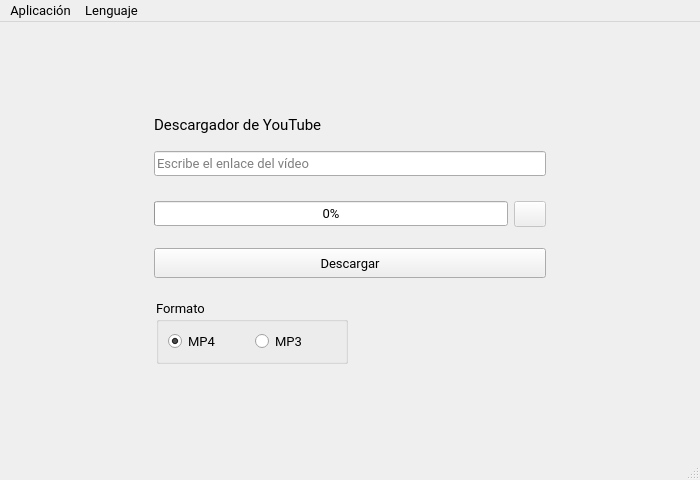
Before: the Qt Designer form app/ui/MainWindow.ui in caicesardev/GUIDownloader, drawn with Qt 5.
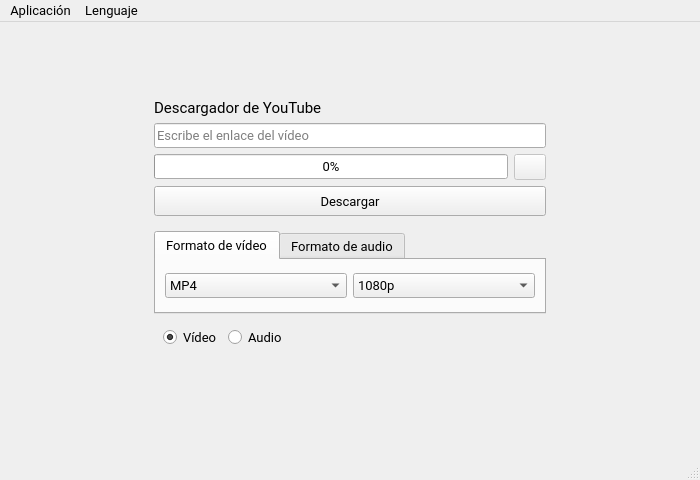
After: the same form once the commit is applied. Icons and pictures are not drawn.

What changed in the file:
```diff
--- a/app/ui/MainWindow.ui
+++ b/app/ui/MainWindow.ui
@@ -82,86 +82,85 @@
        </size>
       </property>
       <layout class="QGridLayout" name="gridLayout_2">
-       <property name="verticalSpacing">
-        <number>0</number>
-       </property>
-       <item row="7" column="0" colspan="2">
-        <spacer name="verticalSpacer_3">
-         <property name="orientation">
-          <enum>Qt::Vertical</enum>
-         </property>
-         <property name="sizeType">
-          <enum>QSizePolicy::Fixed</enum>
-         </property>
-         <property name="sizeHint" stdset="0">
+       <item row="9" column="0" colspan="2">
+        <widget class="QFrame" name="buttons_frame">
+         <property name="maximumSize">
           <size>
-           <width>20</width>
-           <height>9</height>
+           <width>16777215</width>
+           <height>40</height>
           </size>
          </property>
-        </spacer>
+         <property name="frameShadow">
+          <enum>QFrame::Raised</enum>
+         </property>
+         <layout class="QHBoxLayout" name="horizontalLayout">
+          <property name="leftMargin">
+           <number>0</number>
+          </property>
+          <property name="topMargin">
+           <number>0</number>
+          </property>
+          <property name="rightMargin">
+           <number>0</number>
+          </property>
+          <item>
+           <widget class="QPushButton" name="download_button">
+            <property name="minimumSize">
+             <size>
+              <width>0</width>
+              <height>30</height>
+             </size>
+            </property>
+            <property name="cursor">
+             <cursorShape>PointingHandCursor</cursorShape>
+            </property>
+            <property name="toolTip">
+             <string>Descargar vídeo</string>
+            </property>
+            <property name="text">
+             <string>Descargar</string>
+            </property>
+           </widget>
+          </item>
+         </layout>
+        </widget>
        </item>
-       <item row="11" column="0" colspan="2">
+       <item row="13" column="0" colspan="2">
         <widget class="QFrame" name="spd_label_frame">
          <property name="maximumSize">
           <size>
            <width>16777215</width>
-           <height>65</height>
+           <height>35</height>
           </size>
          </property>
-         <layout class="QHBoxLayout" name="horizontalLayout_2">
-          <property name="leftMargin">
-           <number>2</number>
-          </property>
+         <layout class="QHBoxLayout" name="horizontalLayout_5">
           <property name="topMargin">
            <number>0</number>
           </property>
-          <property name="rightMargin">
-           <number>0</number>
-          </property>
           <property name="bottomMargin">
            <number>0</number>
           </property>
           <item>
-           <widget class="QGroupBox" name="groupBox">
-            <property name="title">
-             <string>Formato</string>
+           <spacer name="horizontalSpacer">
+            <property name="orientation">
+             <enum>Qt::Horizontal</enum>
             </property>
-            <layout class="QHBoxLayout" name="horizontalLayout_3">
-             <property name="topMargin">
-              <number>0</number>
-             </property>
-             <property name="bottomMargin">
-              <number>0</number>
-             </property>
-             <item>
-              <widget class="QRadioButton" name="mp4_radio_btn">
-               <property name="toolTip">
-                <string>Descargar vídeos en formato MP4</string>
-               </property>
-               <property name="text">
-                <string>MP4</string>
-               </property>
-               <property name="checked">
-                <bool>true</bool>
-               </property>
-              </widget>
-             </item>
-             <item>
-              <widget class="QRadioButton" name="mp3_radio_btn">
-               <property name="toolTip">
-                <string>Descargar vídeos en formato MP3</string>
-               </property>
-               <property name="text">
-                <string>MP3</string>
-               </property>
-              </widget>
-             </item>
-            </layout>
-           </widget>
+            <property name="sizeHint" stdset="0">
+             <size>
+              <width>40</width>
+              <height>20</height>
+             </size>
+            </property>
+           </spacer>
           </item>
           <item>
            <widget class="QLabel" name="speed_label">
+            <property name="maximumSize">
+             <size>
+              <width>50</width>
+              <height>20</height>
+             </size>
+            </property>
             <property name="text">
              <string/>
             </property>
@@ -173,31 +172,6 @@
          </layout>
         </widget>
        </item>
-       <item row="9" column="1">
-        <widget class="QToolButton" name="cancel_button">
-         <property name="enabled">
-          <bool>false</bool>
-         </property>
-         <property name="minimumSize">
-          <size>
-           <width>32</width>
-           <height>26</height>
-          </size>
-         </property>
-         <property name="cursor">
-          <cursorShape>PointingHandCursor</cursorShape>
-         </property>
-         <property name="toolTip">
-          <string>Cancelar descarga</string>
-         </property>
-         <property name="iconSize">
-          <size>
-           <width>12</width>
-           <height>12</height>
-          </size>
-         </property>
-        </widget>
-       </item>
        <item row="6" column="0" colspan="2">
         <widget class="QLineEdit" name="input">
          <property name="minimumSize">
@@ -223,52 +197,6 @@
          </property>
         </widget>
        </item>
-       <item row="10" column="0" colspan="2">
-        <widget class="QFrame" name="buttons_frame">
-         <property name="maximumSize">
-          <size>
-           <width>16777215</width>
-           <height>40</height>
-          </size>
-         </property>
-         <property name="frameShadow">
-          <enum>QFrame::Raised</enum>
-         </property>
-         <layout class="QHBoxLayout" name="horizontalLayout">
-          <property name="leftMargin">
-           <number>0</number>
-          </property>
-          <property name="topMargin">
-           <number>0</number>
-          </property>
-          <property name="rightMargin">
-           <number>0</number>
-          </property>
-          <property name="bottomMargin">
-           <number>0</number>
-          </property>
-          <item>
-           <widget class="QPushButton" name="download_button">
-            <property name="minimumSize">
-             <size>
-              <width>0</width>
-              <height>30</height>
-             </size>
-            </property>
-            <property name="cursor">
-             <cursorShape>PointingHandCursor</cursorShape>
-            </property>
-            <property name="toolTip">
-             <string>Descargar vídeo</string>
-            </property>
-            <property name="text">
-             <string>Descargar</string>
-            </property>
-           </widget>
-          </item>
-         </layout>
-        </widget>
-       </item>
        <item row="5" column="0" colspan="2">
         <widget class="QLabel" name="label">
          <property name="maximumSize">
@@ -288,7 +216,155 @@
          </property>
         </widget>
        </item>
-       <item row="9" column="0">
+       <item row="8" column="1">
+        <widget class="QToolButton" name="cancel_button">
+         <property name="enabled">
+          <bool>false</bool>
+         </property>
+         <property name="minimumSize">
+          <size>
+           <width>32</width>
+           <height>26</height>
+          </size>
+         </property>
+         <property name="cursor">
+          <cursorShape>PointingHandCursor</cursorShape>
+         </property>
+         <property name="toolTip">
+          <string>Cancelar descarga</string>
+         </property>
+         <property name="iconSize">
+          <size>
+           <width>12</width>
+           <height>12</height>
+          </size>
+         </property>
+        </widget>
+       </item>
+       <item row="11" column="0" colspan="2">
+        <widget class="QTabWidget" name="tab_widget">
+         <property name="maximumSize">
+          <size>
+           <width>16777215</width>
+           <height>93</height>
+          </size>
+         </property>
+         <property name="currentIndex">
+          <number>0</number>
+         </property>
+         <widget class="QWidget" name="video_tab">
+          <attribute name="title">
+           <string>Formato de vídeo</string>
+          </attribute>
+          <layout class="QHBoxLayout" name="horizontalLayout_3">
+           <item>
+            <widget class="QComboBox" name="f_combo_box_2">
+             <item>
+              <property name="text">
+               <string>MP4</string>
+              </property>
+             </item>
+             <item>
+              <property name="text">
+               <string>MKV</string>
+              </property>
+             </item>
+             <item>
+              <property name="text">
+               <string>AVI</string>
+              </property>
+             </item>
+             <item>
+              <property name="text">
+               <string>WEBM</string>
+              </property>
+             </item>
+            </widget>
+           </item>
+           <item>
+            <widget class="QComboBox" name="q_combo_box_2">
+             <item>
+              <property name="text">
+               <string>1080p</string>
+              </property>
+             </item>
+             <item>
+              <property name="text">
+               <string>720p</string>
+              </property>
+             </item>
+             <item>
+              <property name="text">
+               <string>480p</string>
+              </property>
+             </item>
+             <item>
+              <property name="text">
+               <string>360p</string>
+              </property>
+             </item>
+             <item>
+              <property name="text">
+               <string>144p</string>
+              </property>
+             </item>
+            </widget>
+           </item>
+          </layout>
+         </widget>
+         <widget class="QWidget" name="audio_tab">
+          <attribute name="title">
+           <string>Formato de audio</string>
+          </attribute>
+          <layout class="QHBoxLayout" name="horizontalLayout_4">
+           <item>
+            <widget class="QComboBox" name="f_combo_box_3">
+             <item>
+              <property name="text">
+               <string>MP3</string>
+              </property>
+             </item>
+             <item>
+              <property name="text">
+               <string>M4A</string>
+              </property>
+             </item>
+             <item>
+              <property name="text">
+               <string>WAV</string>
+              </property>
+             </item>
+             <item>
+              <property name="text">
+               <string>OGG</string>
+              </property>
+             </item>
+            </widget>
+           </item>
+           <item>
+            <widget class="QComboBox" name="q_combo_box_3">
+             <item>
+              <property name="text">
+               <string>360K</string>
+              </property>
+             </item>
+             <item>
+              <property name="text">
+               <string>144k</string>
+              </property>
+             </item>
+             <item>
+              <property name="text">
+               <string>96K</string>
+              </property>
+             </item>
+            </widget>
+           </item>
+          </layout>
+         </widget>
+        </widget>
+       </item>
+       <item row="8" column="0">
         <widget class="QProgressBar" name="progress_bar">
          <property name="toolTip">
           <string>Progreso</string>
@@ -298,6 +374,54 @@
          </property>
         </widget>
        </item>
+       <item row="12" column="0" colspan="2">
+        <widget class="QFrame" name="options_frame">
+         <property name="maximumSize">
+          <size>
+           <width>16777215</width>
+           <height>35</height>
+          </size>
+         </property>
+         <layout class="QHBoxLayout" name="horizontalLayout_2">
+          <item>
+           <widget class="QRadioButton" name="radioButton">
+            <property name="toolTip">
+             <string>Descargar vídeo</string>
+            </property>
+            <property name="text">
+             <string>Vídeo</string>
+            </property>
+            <property name="checked">
+             <bool>true</bool>
+            </property>
+           </widget>
+          </item>
+          <item>
+           <widget class="QRadioButton" name="radioButton_2">
+            <property name="toolTip">
+             <string>Descargar solo audio</string>
+            </property>
+            <property name="text">
+             <string>Audio</string>
+            </property>
+           </widget>
+          </item>
+          <item>
+           <spacer name="horizontalSpacer_4">
+            <property name="orientation">
+             <enum>Qt::Horizontal</enum>
+            </property>
+            <property name="sizeHint" stdset="0">
+             <size>
+              <width>40</width>
+              <height>20</height>
+             </size>
+            </property>
+           </spacer>
+          </item>
+         </layout>
+        </widget>
+       </item>
       </layout>
      </widget>
     </item>
```
Left out of the diff: 85 changed lines with no effect on the pictures.
